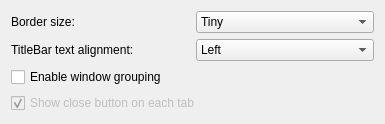
Qt form kwin-client/config/iaora_config.ui (Plaristote/iaora-style) before a commit.
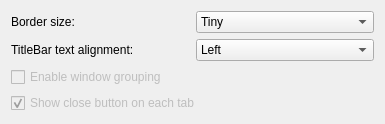
The same form after that commit.

Commit message: disable windows grouping feature (based on old api)

Patch:
```diff
--- a/kwin-client/config/iaora_config.ui
+++ b/kwin-client/config/iaora_config.ui
@@ -7,7 +7,7 @@
     <x>0</x>
     <y>0</y>
     <width>385</width>
-    <height>108</height>
+    <height>124</height>
    </rect>
   </property>
   <property name="windowTitle">
@@ -97,7 +97,7 @@
    <item row="2" column="0">
     <widget class="QCheckBox" name="chkGroup">
      <property name="enabled">
-      <bool>true</bool>
+      <bool>false</bool>
      </property>
      <property name="text">
       <string>Enable window grouping</string>
```
The commit also changes 4 other files.
